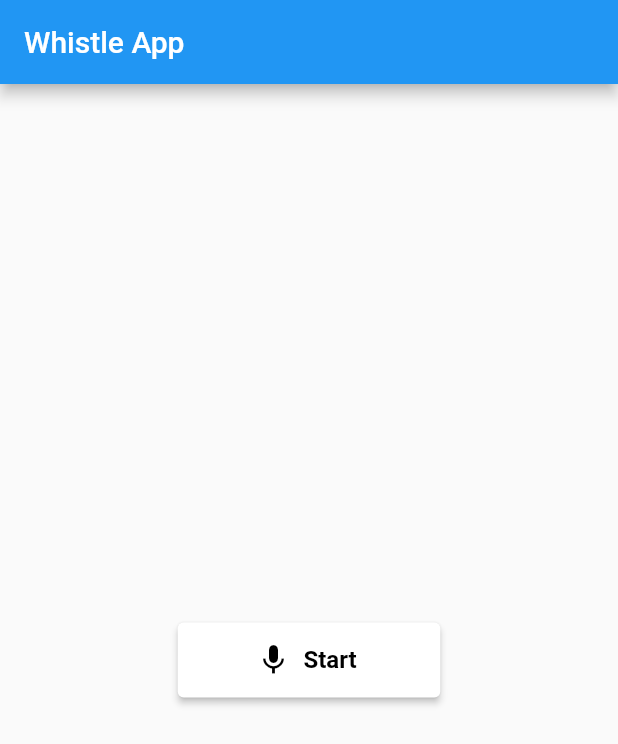
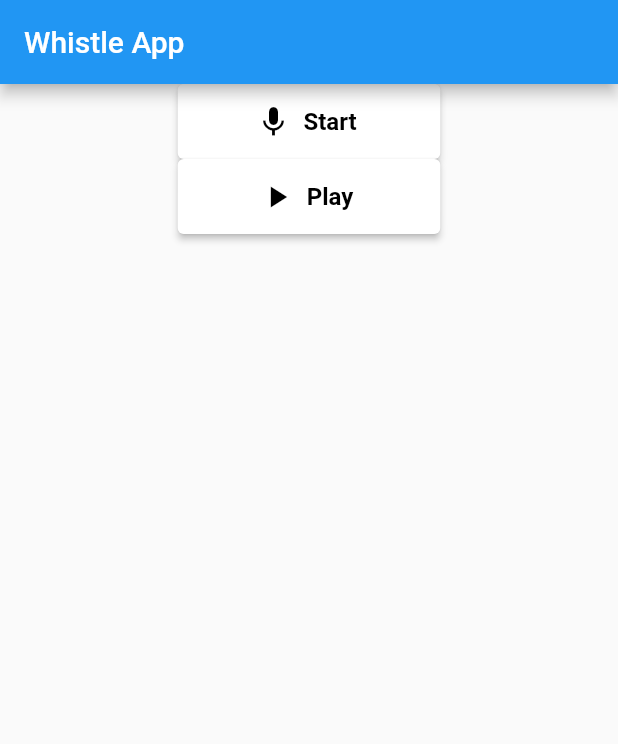
Before and after one commit to ortisan/whistle-flutter, a Flutter app: the screen it shows after launch, on a phone screen of 412 x 824 dp. Shown: the top 744 px of the screen. Run offline on Flutter 3.47's test engine with Material 2 defaults, Android fonts, the phone set to English and light mode, and no system bars; our stand-ins replace audioplayers, permission_handler; missing offline and left inert: flutter_sound_lite.

Commit message:
Recorder and player

```diff
--- /dev/null
+++ b/lib/api/play_recorder.dart
@@ -0,0 +1,26 @@
+import 'package:audioplayers/audioplayers.dart';
+import 'package:whistle/api/utils.dart';
+
+class PlayRecorder {
+  final _player = AudioPlayer();
+  bool isPlaying = false;
+
+  Future _play() async {
+    final audioFile = await getAudioFile();
+    await _player.play(DeviceFileSource(audioFile));
+    isPlaying = true;
+  }
+
+  Future stop() async {
+    await _player.stop();
+    isPlaying = false;
+  }
+
+  Future togglePlaying() async {
+    if (!isPlaying) {
+      await _play();
+    } else {
+      await stop();
+    }
+  }
+}
--- a/lib/api/sound_recorder.dart
+++ b/lib/api/sound_recorder.dart
@@ -1,9 +1,9 @@
 import 'package:flutter_sound_lite/flutter_sound.dart';
 import 'package:permission_handler/permission_handler.dart';
-
-final pathToSaveFile = "whistle.aac";
+import 'package:whistle/api/utils.dart';
 
 class SoundRecorder {
+
   FlutterSoundRecorder? _audioRecorder;
 
   bool get isRecording => _audioRecorder!.isRecording;
@@ -23,7 +23,8 @@ class SoundRecorder {
   }
 
   Future _record() async {
-    await _audioRecorder!.startRecorder(toFile: pathToSaveFile);
+    final audioFile = await getAudioFile();
+    await _audioRecorder!.startRecorder(toFile: audioFile);
   }
 
   Future _stop() async {
--- a/lib/main.dart
+++ b/lib/main.dart
@@ -1,4 +1,5 @@
 import 'package:flutter/material.dart';
+import 'package:whistle/api/play_recorder.dart';
 import 'package:whistle/api/sound_recorder.dart';
 
 void main() => runApp(MainPage());
@@ -9,6 +10,7 @@ class MainPage extends StatefulWidget {
 
 class _MainPageState extends State<MainPage> {
   final recorder = SoundRecorder();
+  final player = PlayRecorder();
 
   @override
   void initState() {
@@ -27,7 +29,10 @@ class _MainPageState extends State<MainPage> {
     return MaterialApp(
         home: Scaffold(
             appBar: AppBar(title: Text("Whistle App")),
-            body: Center(child: buildStart())));
+            body: Center(
+                child: Column(
+              children: [buildStart(), buildPlay()],
+            ))));
   }
 
   Widget buildStart() {
@@ -50,4 +55,25 @@ class _MainPageState extends State<MainPage> {
       },
     );
   }
+
+  Widget buildPlay() {
+    final isPlaying = player.isPlaying;
+    final icon = isPlaying ? Icons.pause : Icons.play_arrow;
+    final text = isPlaying ? "Pause" : "Play";
+    final primary = isPlaying ? Colors.red : Colors.white;
+    final onPrimary = isPlaying ? Colors.white : Colors.black;
+    return ElevatedButton.icon(
+      style: ElevatedButton.styleFrom(
+          minimumSize: Size(175, 50), primary: primary, onPrimary: onPrimary),
+      icon: Icon(icon),
+      label: Text(
+        text,
+        style: TextStyle(fontSize: 16, fontWeight: FontWeight.bold),
+      ),
+      onPressed: () async {
+        await player.togglePlaying();
+        setState(() {});
+      },
+    );
+  }
 }
--- a/pubspec.yaml
+++ b/pubspec.yaml
@@ -35,6 +35,8 @@ dependencies:
   cupertino_icons: ^1.0.2
   flutter_sound_lite: ^8.5.0
   permission_handler: ^10.0.0
+  audioplayers: ^1.0.1
+  path_provider: ^2.0.11
 
 dev_dependencies:
   flutter_test:
```
Also changed, not shown: lib/api/utils.dart (added, +10 -0 lines), pubspec.lock, 16 other files.
